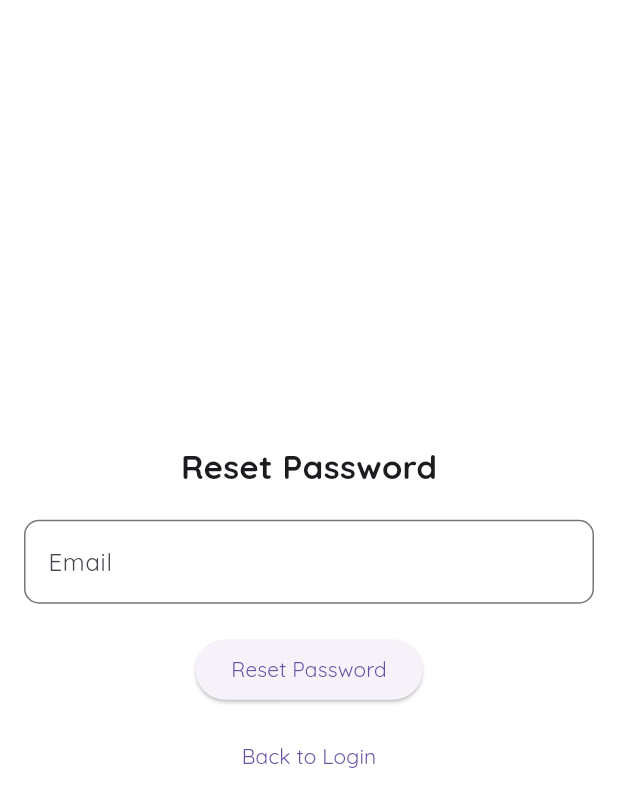
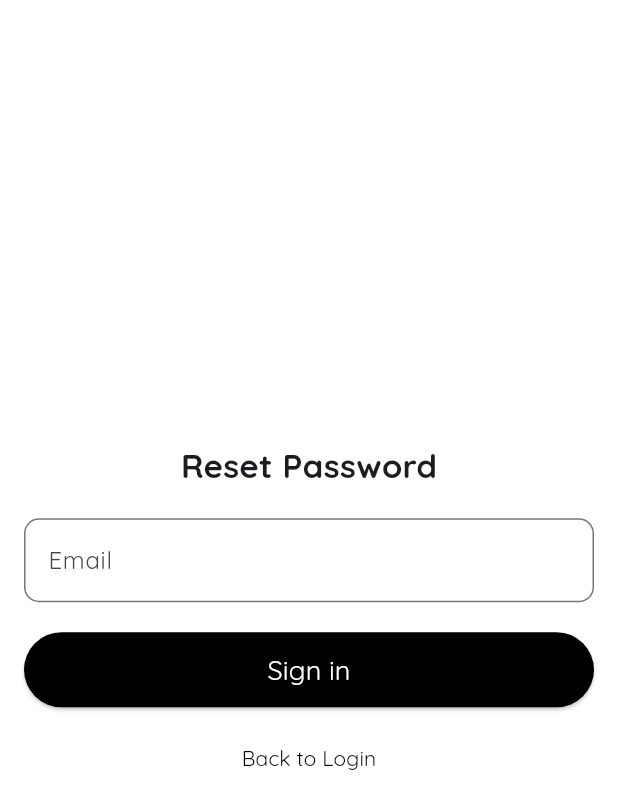
Before and after one commit to HRSalet/shoe_com, a Flutter app: the ForgotPasswordScreen screen opened directly, on a phone screen of 412 x 824 dp. Shown: the top 809 px of the screen. Run offline on Flutter 3.47's test engine with Material 3 defaults, Android fonts, the phone set to English and light mode, and no system bars; our stand-ins replace cloud_firestore, curved_navigation_bar, firebase_auth, firebase_core, flutter_spinkit, font_awesome_flutter and 5 more; missing offline and left inert: animation_list; accounts and stored records are empty; generated files the repository leaves out were written again.

Commit message:
product review update

```diff
--- a/lib/l10n/app_en.arb
+++ b/lib/l10n/app_en.arb
@@ -90,5 +90,7 @@
   "rating" : "Rating",
   "submit" : "Submit",
   "review_snackbar" : "Review cannot be empty!",
-  "rating_reviews" : "Ratings & Reviews"
+  "rating_reviews" : "Ratings & Reviews",
+  "reset_password" : "Reset Password",
+  "back_to_login" : "Back to Login"
 }
--- a/lib/l10n/app_gu.arb
+++ b/lib/l10n/app_gu.arb
@@ -90,5 +90,7 @@
   "rating" : "રેટિંગ",
   "submit" : "સબમિટ કરો",
   "review_snackbar" : "સમીક્ષા ખાલી ન હોઈ શકે!",
-  "rating_reviews" : "રેટિંગ્સ અને સમીક્ષાઓ"
+  "rating_reviews" : "રેટિંગ્સ અને સમીક્ષાઓ",
+  "reset_password" : "પાસવર્ડ રીસેટ કરો",
+  "back_to_login" : "લૉગિન પર પાછા જાઓ"
 }
--- a/lib/l10n/app_hi.arb
+++ b/lib/l10n/app_hi.arb
@@ -87,5 +87,7 @@
   "rating" : "रेटिंग",
   "submit" : "सबमिट करें",
   "review_snackbar" : "समीक्षा खाली नहीं रह सकती!",
-  "rating_reviews" : "रेटिंग एवं समीक्षाएँ"
+  "rating_reviews" : "रेटिंग एवं समीक्षाएँ",
+  "reset_password" : "पासवर्ड रीसेट",
+  "back_to_login" : "लॉगिन पर वापस जाएं"
 }
--- a/lib/models/shoe_model.dart
+++ b/lib/models/shoe_model.dart
@@ -23,7 +23,7 @@ class Product {
       price:
           double.tryParse(json['price'].toString()) ?? 0.0, // Safe conversion
       imgAddress:
-          "http://192.168.0.104/shoe_hive_db/product_images/${json['imgAddress']}",
+          "http://192.168.0.102/shoe_hive_db/product_images/${json['imgAddress']}",
     );
   }
 }
--- a/lib/view/authentication/forgot_password.dart
+++ b/lib/view/authentication/forgot_password.dart
@@ -1,5 +1,7 @@
 import 'package:firebase_auth/firebase_auth.dart';
 import 'package:flutter/material.dart';
+import 'package:flutter_gen/gen_l10n/app_localizations.dart';
+import 'package:flutter_spinkit/flutter_spinkit.dart';
 
 class ForgotPasswordScreen extends StatefulWidget {
   ForgotPasswordScreen({super.key});
@@ -50,7 +52,7 @@ class _ForgotPasswordScreenState extends State<ForgotPasswordScreen> {
               mainAxisAlignment: MainAxisAlignment.center,
               children: [
                 Text(
-                  "Reset Password",
+                  AppLocalizations.of(context)!.reset_password,
                   style: TextStyle(fontSize: 22, fontWeight: FontWeight.bold),
                 ),
                 SizedBox(height: 20),
@@ -58,33 +60,51 @@ class _ForgotPasswordScreenState extends State<ForgotPasswordScreen> {
                   controller: _emailController,
                   keyboardType: TextInputType.emailAddress,
                   decoration: InputDecoration(
-                    labelText: "Email",
+                    labelText: AppLocalizations.of(context)!.email,
                     border: OutlineInputBorder(
                       borderRadius: BorderRadius.circular(10),
                     ),
                   ),
                   validator: (value) {
                     if (value == null || value.isEmpty) {
-                      return "Please enter your email";
+                      return AppLocalizations.of(
+                        context,
+                      )!.please_enter_your_email;
                     } else if (!RegExp(
                       r"^[a-zA-Z0-9._%+-]+@[a-zA-Z0-9.-]+\.[a-zA-Z]{2,}$",
                     ).hasMatch(value)) {
-                      return "Enter a valid email";
+                      return AppLocalizations.of(context)!.enter_a_valid_email;
                     }
                     return null;
                   },
                 ),
                 const SizedBox(height: 20),
                 _isLoading
-                    ? CircularProgressIndicator()
+                    ? Center(
+                      child: SpinKitCircle(color: Colors.black, size: 40),
+                    )
                     : ElevatedButton(
+                      style: ElevatedButton.styleFrom(
+                        minimumSize: const Size(double.infinity, 50),
+                        backgroundColor: Colors.black,
+                        foregroundColor: Colors.white,
+                        shape: RoundedRectangleBorder(
+                          borderRadius: BorderRadius.circular(50),
+                        ),
+                      ),
                       onPressed: _passwordReset,
-                      child: const Text("Reset Password"),
+                      child: Text(
+                        AppLocalizations.of(context)!.signIn,
+                        style: TextStyle(fontSize: 18),
+                      ),
                     ),
                 SizedBox(height: 10),
                 TextButton(
                   onPressed: () => Navigator.pop(context),
-                  child: const Text("Back to Login"),
+                  child: Text(
+                    AppLocalizations.of(context)!.back_to_login,
+                    style: TextStyle(color: Colors.black),
+                  ),
                 ),
               ],
             ),
--- a/lib/view/home/components/body.dart
+++ b/lib/view/home/components/body.dart
@@ -42,7 +42,7 @@ class _BodyState extends State<Body> {
 
   Future<void> fetchProducts(String category) async {
     final String url =
-        "http://192.168.0.104/shoe_hive_db/index.php?category=$category";
+        "http://192.168.0.102/shoe_hive_db/index.php?category=$category";
     try {
       final response = await http.get(Uri.parse(url));
 
--- a/lib/view/product_review/product_review_screen.dart
+++ b/lib/view/product_review/product_review_screen.dart
@@ -3,6 +3,7 @@ import 'package:cloud_firestore/cloud_firestore.dart';
 import 'package:firebase_auth/firebase_auth.dart';
 import 'package:flutter/material.dart';
 import 'package:flutter_gen/gen_l10n/app_localizations.dart';
+import 'package:flutter_spinkit/flutter_spinkit.dart';
 
 class ProductReviewsScreen extends StatefulWidget {
   final String productId;
@@ -73,7 +74,7 @@ class _ProductReviewsScreenState extends State<ProductReviewsScreen> {
           FutureBuilder<double>(
             future: _calculateAverageRating(),
             builder: (context, snapshot) {
-              if (!snapshot.hasData) return CircularProgressIndicator();
+              if (!snapshot.hasData) return SpinKitCircle(color: Colors.black, size: 40);
               return Padding(
                 padding: const EdgeInsets.only(top: 20.0),
                 child: Text(
@@ -96,7 +97,7 @@ class _ProductReviewsScreenState extends State<ProductReviewsScreen> {
                       .snapshots(),
               builder: (context, AsyncSnapshot<QuerySnapshot> snapshot) {
                 if (!snapshot.hasData) {
-                  return Center(child: CircularProgressIndicator());
+                  return Center(child: SpinKitCircle(color: Colors.black, size: 40),);
                 }
                 return AnimationList(
                   animationDirection: AnimationDirection.vertical,
```
Also changed, not shown: lib/view/detail/components/body.dart (+0 -7 lines).
